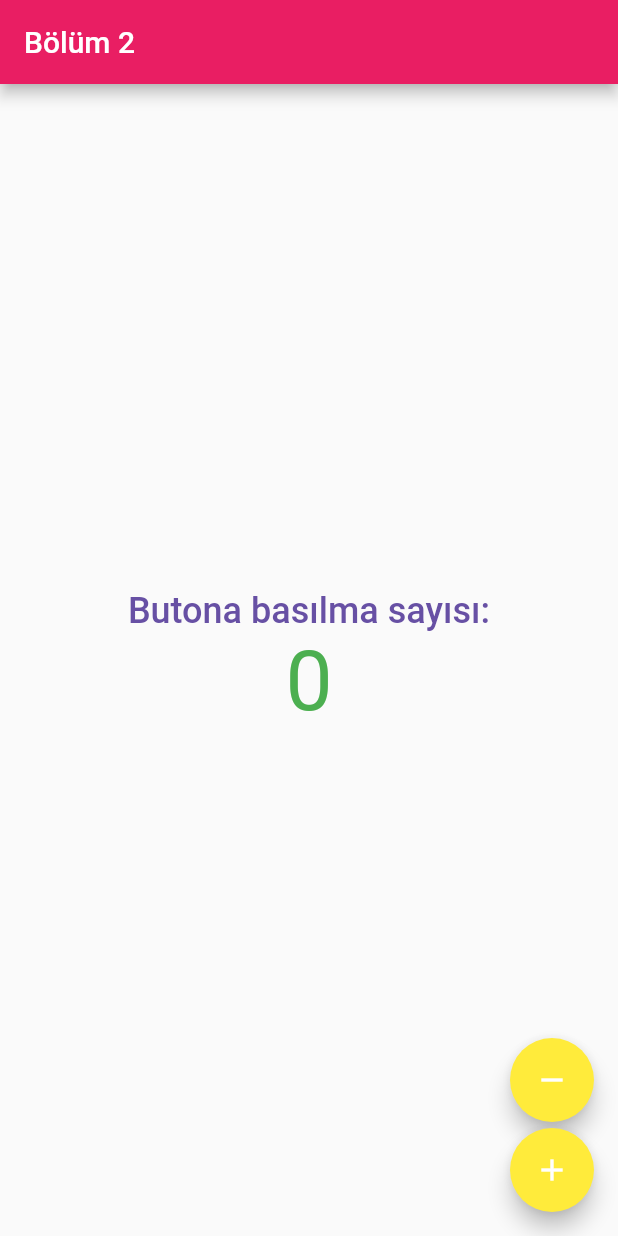
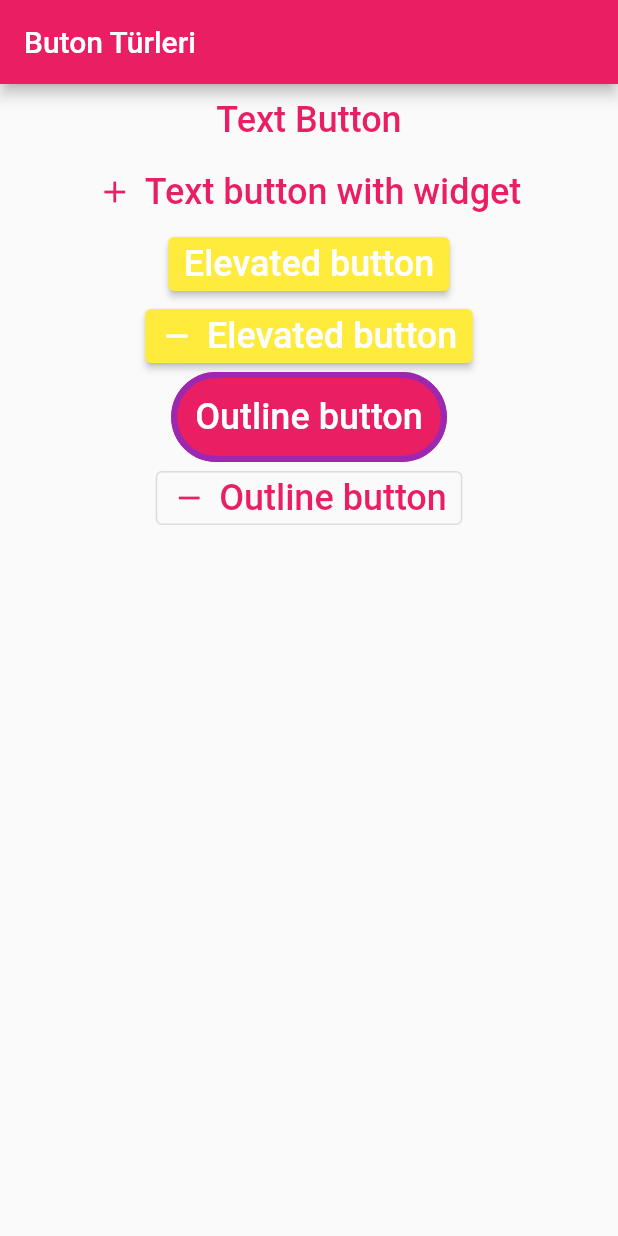
Before and after one commit to FKenan/flutter_temeller2, a Flutter app: the screen it shows after launch, on a phone screen of 412 x 824 dp. Run offline on Flutter 3.47's test engine with Material 3 defaults, Android fonts, the light colour scheme and no system bars.

Commit message:
Buton türleri ve stil verme

```diff
--- /dev/null
+++ b/lib/buton_turleri.dart
@@ -0,0 +1,64 @@
+import 'package:flutter/material.dart';
+
+class ButonTurleri extends StatelessWidget {
+  const ButonTurleri({super.key});
+
+  @override
+  Widget build(BuildContext context) {
+    return Scaffold(
+      appBar: AppBar(title: Text("Buton Türleri")),
+      body: Center(
+        child: Column(
+          children: [
+            TextButton(
+              onPressed: () {},
+              child: Text("Text Button"),
+            ), //tıklanabilir yazı.
+            TextButton.icon(
+              onPressed: () {},
+              onLongPress: () {},
+              style: ButtonStyle(
+                backgroundColor: WidgetStateProperty.resolveWith((states) {
+                  if (states.contains(WidgetState.pressed)) {
+                    return Colors.red;
+                  } else if (states.contains(WidgetState.hovered)) {
+                    return Colors.pink;
+                  }
+                }),
+              ),
+              icon: Icon(Icons.add),
+              label: Text(
+                "Text button with widget",
+              ), // başında artı olan tıklanabilir yazı.
+            ),
+            ElevatedButton(
+              onPressed: () {},
+              child: Text("Elevated button"),
+            ), // normal butona benzer bi buton türü.
+            ElevatedButton.icon(
+              onPressed: () {},
+              icon: Icon(Icons.remove),
+              label: Text("Elevated button"), // iconlu elavated button
+            ),
+            OutlinedButton(
+              onPressed: () {},
+              style: OutlinedButton.styleFrom(
+                padding: EdgeInsets.all(16),
+                side: BorderSide(color: Colors.purple, width: 4), // border
+                shape: StadiumBorder(), // butonun şekli
+                backgroundColor: Colors.pink, // arkaplan rengi
+                foregroundColor: Colors.white, // yazı rengi
+              ),
+              child: Text("Outline button"),
+            ), // dışı çevreli buton
+            OutlinedButton.icon(
+              onPressed: () {},
+              icon: Icon(Icons.remove),
+              label: Text("Outline button"), // iconlu dışı çevreli buton
+            ),
+          ],
+        ),
+      ),
+    );
+  }
+}
--- a/lib/main.dart
+++ b/lib/main.dart
@@ -1,4 +1,5 @@
 import 'package:flutter/material.dart';
+import 'package:flutter_temeller2/buton_turleri.dart';
 
 void main(List<String> args) {
   runApp(MyApp());
@@ -20,6 +21,10 @@ class MyApp extends StatelessWidget {
             color: Theme.of(context).colorScheme.primary,
           ),
         ), // uygulamanın genelinde verilen text teması
+        elevatedButtonTheme: ElevatedButtonThemeData(
+          //tüm elevated buttonlara style verme.
+          style: ElevatedButton.styleFrom(backgroundColor: Colors.yellow),
+        ),
         floatingActionButtonTheme: FloatingActionButtonThemeData(
           // uygulamanın floating buttonlarının kullanacağı default tema
           backgroundColor: Colors.yellow,
@@ -27,7 +32,7 @@ class MyApp extends StatelessWidget {
         primarySwatch: Colors
             .pink, // primarySwatch ile tema renki verdik butonlara appbara vb burda belirlediğimiz renk verilir.
       ),
-      home: HomePage(),
+      home: ButonTurleri(),
     );
   }
 }
```
